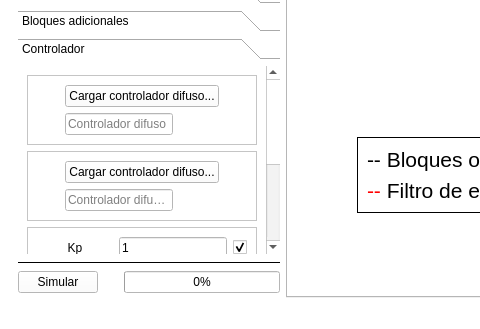
First picture: the form in Main aplication/VentanaPrincipal.ui, repository ezalorpro/LaboratorioDeControl, before the edit; both pictures show x 0 to 480 and y 366 to 695 of the 1426 by 695 pixel window.
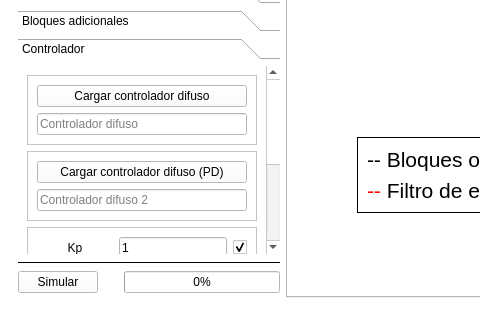
Second picture: the form after the edit. The open tabs and pages were chosen to show the change. Icons and pictures are not drawn. Custom widgets are drawn as their Qt base class.

```diff
--- a/Main aplication/VentanaPrincipal.ui
+++ b/Main aplication/VentanaPrincipal.ui
@@ -9137,7 +9137,7 @@
               <rect>
                <x>0</x>
                <y>0</y>
-               <width>213</width>
+               <width>245</width>
                <height>356</height>
               </rect>
              </property>
@@ -9166,13 +9166,13 @@
                       <bool>true</bool>
                      </property>
                      <property name="sizePolicy">
-                      <sizepolicy hsizetype="Fixed" vsizetype="Fixed">
+                      <sizepolicy hsizetype="Expanding" vsizetype="Fixed">
                        <horstretch>0</horstretch>
                        <verstretch>0</verstretch>
                       </sizepolicy>
                      </property>
                      <property name="text">
-                      <string>Cargar controlador difuso...</string>
+                      <string>Cargar controlador difuso</string>
                      </property>
                      <property name="checkable">
                       <bool>false</bool>
@@ -9185,11 +9185,17 @@
                    <item row="1" column="0">
                     <widget class="QLineEdit" name="pathController1">
                      <property name="sizePolicy">
-                      <sizepolicy hsizetype="Fixed" vsizetype="Fixed">
+                      <sizepolicy hsizetype="Expanding" vsizetype="Fixed">
                        <horstretch>0</horstretch>
                        <verstretch>0</verstretch>
                       </sizepolicy>
                      </property>
+                     <property name="maximumSize">
+                      <size>
+                       <width>16777215</width>
+                       <height>16777215</height>
+                      </size>
+                     </property>
                      <property name="readOnly">
                       <bool>true</bool>
                      </property>
@@ -9210,36 +9216,20 @@
                    <enum>QFrame::Raised</enum>
                   </property>
                   <layout class="QGridLayout" name="gridLayout_107">
-                   <item row="0" column="0">
-                    <widget class="QPushButton" name="loadController2">
-                     <property name="enabled">
-                      <bool>true</bool>
-                     </property>
-                     <property name="sizePolicy">
-                      <sizepolicy hsizetype="Fixed" vsizetype="Fixed">
-                       <horstretch>0</horstretch>
-                       <verstretch>0</verstretch>
-                      </sizepolicy>
-                     </property>
-                     <property name="text">
-                      <string>Cargar controlador difuso...</string>
-                     </property>
-                     <property name="checkable">
-                      <bool>false</bool>
-                     </property>
-                     <property name="checked">
-                      <bool>false</bool>
-                     </property>
-                    </widget>
-                   </item>
-                   <item row="1" column="0">
+                   <item row="2" column="0">
                     <widget class="QLineEdit" name="pathController2">
                      <property name="sizePolicy">
-                      <sizepolicy hsizetype="Fixed" vsizetype="Fixed">
+                      <sizepolicy hsizetype="Expanding" vsizetype="Fixed">
                        <horstretch>0</horstretch>
                        <verstretch>0</verstretch>
                       </sizepolicy>
                      </property>
+                     <property name="minimumSize">
+                      <size>
+                       <width>143</width>
+                       <height>0</height>
+                      </size>
+                     </property>
                      <property name="readOnly">
                       <bool>true</bool>
                      </property>
@@ -9248,6 +9238,28 @@
                      </property>
                     </widget>
                    </item>
+                   <item row="0" column="0">
+                    <widget class="QPushButton" name="loadController2">
+                     <property name="enabled">
+                      <bool>true</bool>
+                     </property>
+                     <property name="sizePolicy">
+                      <sizepolicy hsizetype="Expanding" vsizetype="Fixed">
+                       <horstretch>0</horstretch>
+                       <verstretch>0</verstretch>
+                      </sizepolicy>
+                     </property>
+                     <property name="text">
+                      <string>Cargar controlador difuso (PD)</string>
+                     </property>
+                     <property name="checkable">
+                      <bool>false</bool>
+                     </property>
+                     <property name="checked">
+                      <bool>false</bool>
+                     </property>
+                    </widget>
+                   </item>
                   </layout>
                  </widget>
                 </item>
```
Left out of the diff: 292 changed lines with no effect on the pictures.
